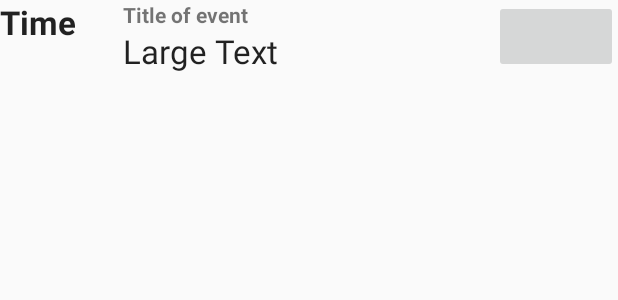
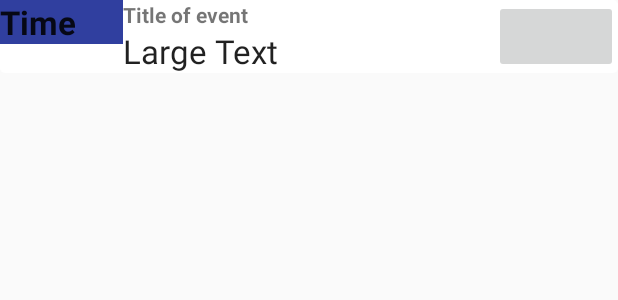
Before and after one commit to dorianamouroux/intra-epitech-client-android, an Android app: the layout activity_adapter.xml on its own in the app's theme, with its tools: preview values and no code run, on a phone screen of 412 x 824 dp. Shown: the top 300 px of the screen. Run offline under Robolectric (Android 15) with nearby library versions, the phone set to English and light mode, and no system bars.

Commit message:
Design improuvment

```diff
--- /dev/null
+++ b/app/src/main/res/drawable/rounded_edges.xml
@@ -0,0 +1,6 @@
+<?xml version="1.0" encoding="UTF-8"?>
+<shape xmlns:android="http://schemas.android.com/apk/res/android">
+    <solid android:color="#FFFFFF"/>
+    <corners android:radius="5px"/>
+    <padding android:left="0dp" android:top="0dp" android:right="0dp" android:bottom="0dp" />
+</shape>
--- a/app/src/main/res/layout/activity_adapter.xml
+++ b/app/src/main/res/layout/activity_adapter.xml
@@ -9,7 +9,8 @@
         android:orientation="horizontal"
         android:layout_width="match_parent"
         android:layout_height="wrap_content"
-        android:weightSum="1">
+        android:weightSum="1"
+        android:background="@drawable/rounded_edges">
 
         <LinearLayout
             android:orientation="vertical"
@@ -17,7 +18,8 @@
             android:layout_height="wrap_content"
             android:layout_weight="0.2"
             android:layout_gravity="left"
-            android:weightSum="1">
+            android:weightSum="1"
+            android:background="@color/colorPrimaryDark">
 
             <TextView
                 android:layout_width="match_parent"
```
